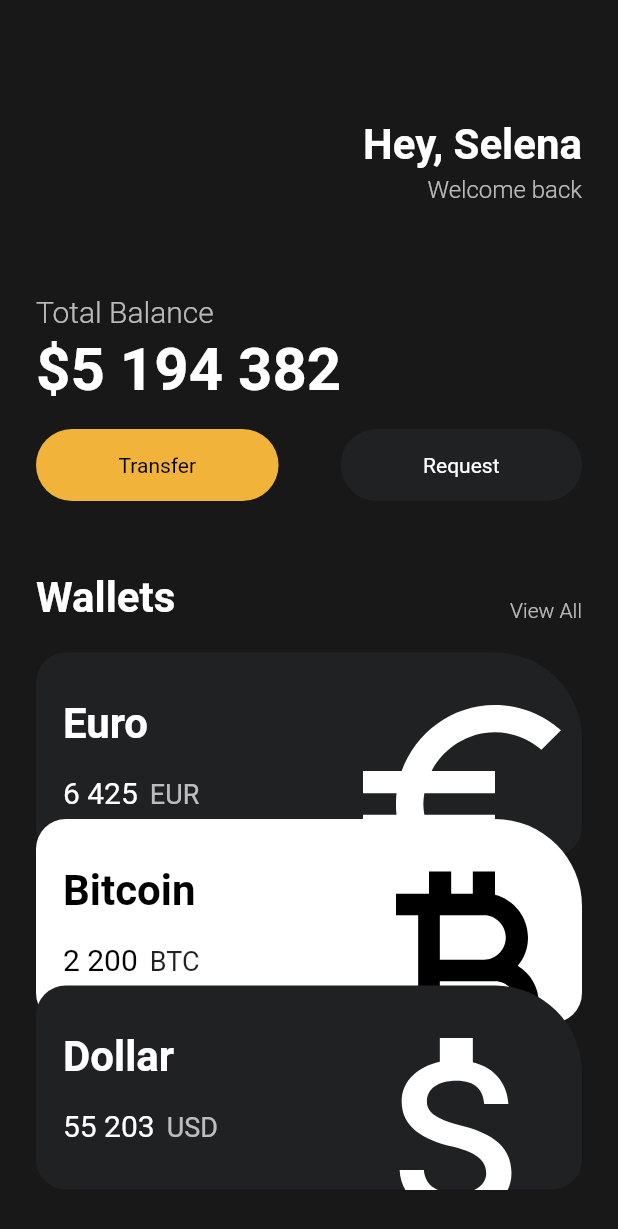
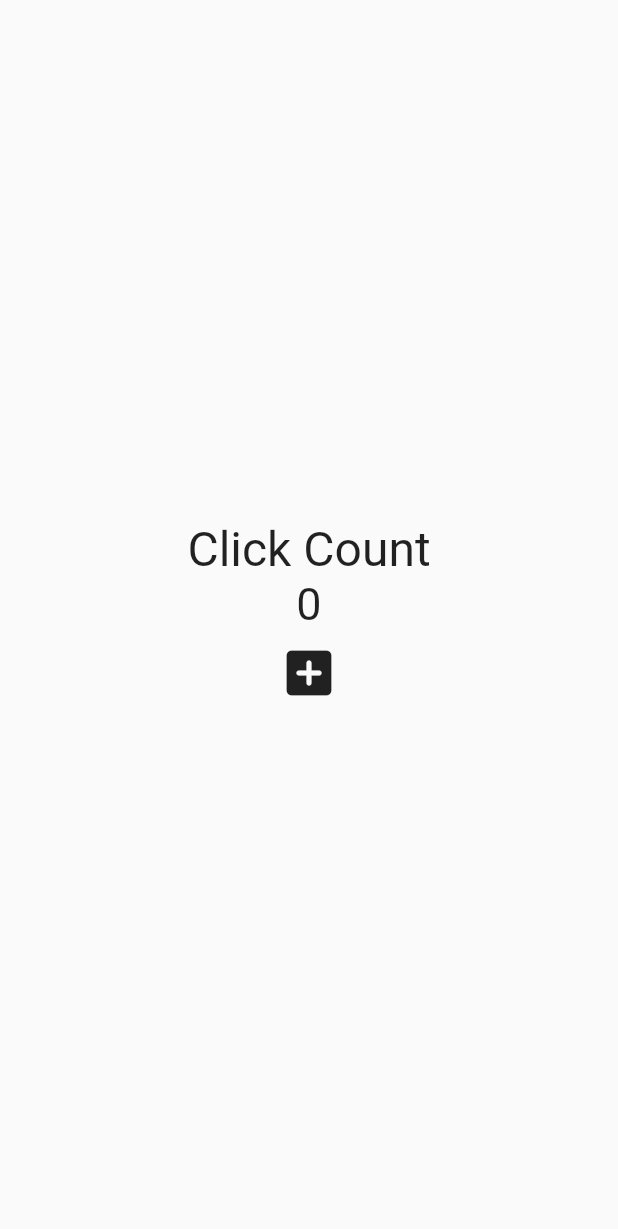
Before and after one commit to leye195/flutter_toonflex, a Flutter app: the screen it shows after launch, on a phone screen of 412 x 824 dp. Shown: the top 1229 px of the screen. Run offline on Flutter 3.47's test engine with Material 2 defaults, Android fonts, the phone set to English and light mode, and no system bars.

Commit message:
feat: create stateful widget

```diff
--- a/lib/main.dart
+++ b/lib/main.dart
@@ -1,124 +1,46 @@
 import 'package:flutter/material.dart';
-import 'package:toonflix/widgets/button.dart';
-import 'package:toonflix/widgets/currency_card.dart';
 
 void main() {
   runApp(const App());
 }
 
-class App extends StatelessWidget {
+class App extends StatefulWidget {
   const App({super.key});
+
+  @override
+  State<App> createState() => _AppState();
+}
+
+// state
+class _AppState extends State<App> {
+  int counter = 0;
+
+  void onClicked() {
+    setState(() {
+      counter = counter + 1;
+    });
+  }
 
   @override
   Widget build(BuildContext context) {
     return MaterialApp(
-        home: Scaffold(
-            backgroundColor: const Color(0xff181818),
-            body: SingleChildScrollView(
-              child: Padding(
-                padding: const EdgeInsets.symmetric(horizontal: 24),
-                child: Column(
-                    crossAxisAlignment: CrossAxisAlignment.start,
-                    children: [
-                      const SizedBox(
-                        height: 80,
-                      ), //box with size
-                      Row(
-                        mainAxisAlignment: MainAxisAlignment.end,
-                        children: [
-                          Column(
-                            crossAxisAlignment: CrossAxisAlignment.end,
-                            children: const [
-                              Text(
-                                'Hey, Selena',
-                                style: TextStyle(
-                                    color: Colors.white,
-                                    fontSize: 28,
-                                    fontWeight: FontWeight.w700),
-                              ),
-                              SizedBox(height: 4),
-                              Text('Welcome back',
-                                  style: TextStyle(
-                                      color: Colors.white70,
-                                      fontSize: 16,
-                                      fontWeight: FontWeight.w300)),
-                            ],
-                          )
-                        ],
-                      ),
-                      const SizedBox(height: 60),
-                      const Text(
-                        'Total Balance',
-                        style: TextStyle(
-                            color: Colors.white70,
-                            fontSize: 20,
-                            fontWeight: FontWeight.w300),
-                      ),
-                      const SizedBox(height: 4),
-                      const Text('\$5 194 382',
-                          style: TextStyle(
-                            color: Colors.white,
-                            fontSize: 40,
-                            fontWeight: FontWeight.w700,
-                          )),
-                      const SizedBox(height: 16),
-                      Row(
-                        mainAxisAlignment: MainAxisAlignment.spaceBetween,
-                        children: const [
-                          Button(
-                              text: 'Transfer',
-                              bgColor: Color(0xfff2b33a),
-                              textColor: Color(0xff000000)),
-                          Button(
-                              text: 'Request',
-                              bgColor: Color(0xff1f2123),
-                              textColor: Colors.white)
-                        ],
-                      ),
-                      const SizedBox(
-                        height: 48,
-                      ),
-                      Row(
-                        mainAxisAlignment: MainAxisAlignment.spaceBetween,
-                        crossAxisAlignment: CrossAxisAlignment.end,
-                        children: const [
-                          Text('Wallets',
-                              style: TextStyle(
-                                  color: Colors.white,
-                                  fontSize: 28,
-                                  fontWeight: FontWeight.w600)),
-                          Text('View All',
-                              style: TextStyle(
-                                  color: Colors.white70,
-                                  fontSize: 14,
-                                  fontWeight: FontWeight.w300)),
-                        ],
-                      ),
-                      const SizedBox(height: 20),
-                      const CurrencyCard(
-                          amount: '6 425',
-                          currency: 'EUR',
-                          name: 'Euro',
-                          symbol: Icons.euro_symbol,
-                          isInverted: false),
-                      const CurrencyCard(
-                        amount: '2 200',
-                        currency: 'BTC',
-                        name: 'Bitcoin',
-                        symbol: Icons.currency_bitcoin,
-                        isInverted: true,
-                        offset: -25,
-                      ),
-                      const CurrencyCard(
-                        amount: '55 203',
-                        currency: 'USD',
-                        name: 'Dollar',
-                        symbol: Icons.attach_money,
-                        isInverted: false,
-                        offset: -50,
-                      ),
-                    ]),
-              ),
-            )));
+      home: Scaffold(
+        body: Center(
+          child: Column(mainAxisAlignment: MainAxisAlignment.center, children: [
+            const Text('Click Count',
+                style: TextStyle(
+                  fontSize: 32,
+                )),
+            Text('$counter', style: const TextStyle(fontSize: 30)),
+            IconButton(
+                iconSize: 40,
+                onPressed: onClicked,
+                icon: const Icon(
+                  Icons.add_box_rounded,
+                ))
+          ]),
+        ),
+      ),
+    );
   }
 }
```
